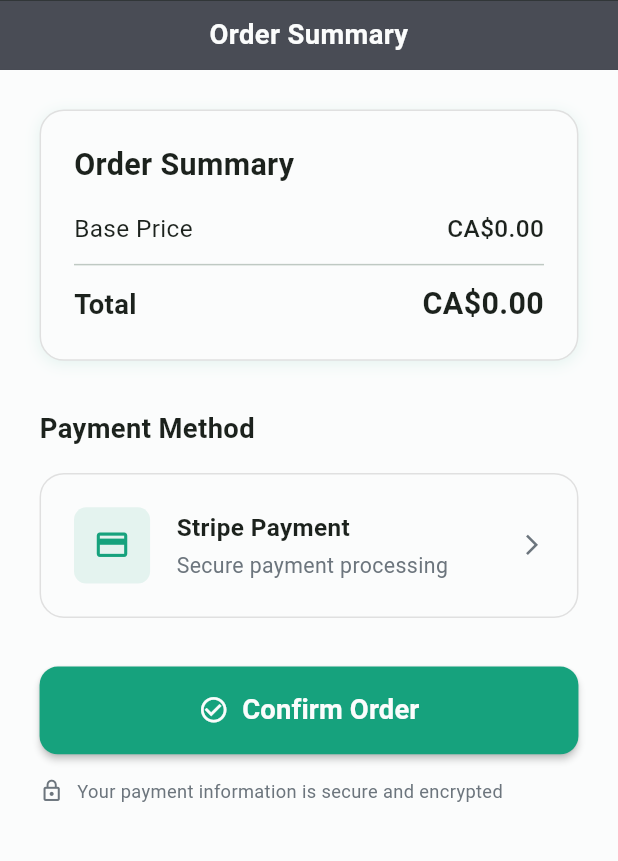
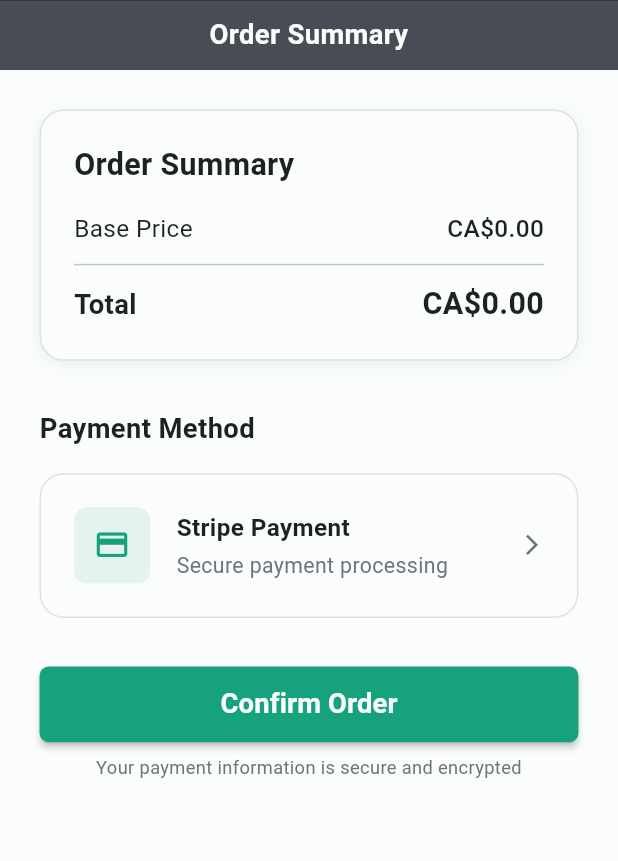
Before and after one commit to devmhsagar/realtog, a Flutter app: the OrderSummaryPage screen opened by its route, on a phone screen of 412 x 824 dp, the part 105-966 px from its top. Run offline on Flutter 3.47's test engine with Material 3 defaults, Android fonts, the phone set to English and light mode, and no system bars; our stand-ins replace dio, flutter_riverpod, flutter_screenutil, flutter_secure_storage, fpdart, go_router and 2 more; accounts and stored records are empty.

Commit message:
Adapted order summary design

```diff
--- a/lib/pages/order_summary/order_summary_page.dart
+++ b/lib/pages/order_summary/order_summary_page.dart
@@ -124,9 +124,7 @@ class _PaymentPageState extends ConsumerState<OrderSummaryPage> {
   @override
   Widget build(BuildContext context) {
     return Scaffold(
-      appBar: const ReusableAppBar(
-        title: 'Order Summary',
-      ),
+      appBar: const ReusableAppBar(title: 'Order Summary'),
       body: SafeArea(
         child: SingleChildScrollView(
           padding: EdgeInsets.all(24.w),
@@ -161,7 +159,10 @@ class _PaymentPageState extends ConsumerState<OrderSummaryPage> {
                       ),
                     ),
                     SizedBox(height: 16.h),
-                    _buildSummaryRow('Base Price', 'CA\$${widget.basePrice.toStringAsFixed(2)}'),
+                    _buildSummaryRow(
+                      'Base Price',
+                      'CA\$${widget.basePrice.toStringAsFixed(2)}',
+                    ),
                     if (widget.hasDecluttering) ...[
                       SizedBox(height: 8.h),
                       _buildSummaryRow(
@@ -253,9 +254,9 @@ class _PaymentPageState extends ConsumerState<OrderSummaryPage> {
                   style: ElevatedButton.styleFrom(
                     backgroundColor: AppColors.primary,
                     foregroundColor: AppColors.textLight,
-                    padding: EdgeInsets.symmetric(vertical: 16.h),
+                    padding: EdgeInsets.symmetric(vertical: 12.h),
                     shape: RoundedRectangleBorder(
-                      borderRadius: BorderRadius.circular(12.r),
+                      borderRadius: BorderRadius.circular(6.r),
                     ),
                     elevation: 2,
                     disabledBackgroundColor: AppColors.primary.withValues(
@@ -273,42 +274,27 @@ class _PaymentPageState extends ConsumerState<OrderSummaryPage> {
                             ),
                           ),
                         )
-                      : Row(
-                          mainAxisAlignment: MainAxisAlignment.center,
-                          children: [
-                            Icon(Icons.check_circle_outline, size: 20.sp),
-                            SizedBox(width: 8.w),
-                            Text(
+                      : Text(
                           'Confirm Order',
                           style: TextStyle(
                             fontSize: 18.sp,
                             fontWeight: FontWeight.w600,
                           ),
                         ),
-                          ],
                 ),
               ),
-              ),
-              SizedBox(height: 16.h),
+              SizedBox(height: 8.h),
               // Security Note
-              Row(
-                children: [
-                  Icon(
-                    Icons.lock_outline,
-                    size: 16.sp,
-                    color: AppColors.textSecondary,
-                  ),
-                  SizedBox(width: 8.w),
-                  Expanded(
+              SizedBox(
+                width: double.infinity,
                 child: Text(
                   'Your payment information is secure and encrypted',
+                  textAlign: TextAlign.center,
                   style: TextStyle(
                     fontSize: 12.sp,
                     color: AppColors.textSecondary,
                   ),
                 ),
-                  ),
-                ],
               ),
             ],
           ),
--- a/lib/pages/pricing/pricing_page.dart
+++ b/lib/pages/pricing/pricing_page.dart
@@ -285,9 +285,9 @@ class _PricingPageState extends ConsumerState<PricingPage> {
                       style: ElevatedButton.styleFrom(
                         backgroundColor: AppColors.primary,
                         foregroundColor: AppColors.textLight,
-                        padding: EdgeInsets.symmetric(vertical: 14.h),
+                        padding: EdgeInsets.symmetric(vertical: 12.h),
                         shape: RoundedRectangleBorder(
-                          borderRadius: BorderRadius.circular(12.r),
+                          borderRadius: BorderRadius.circular(6.r),
                         ),
                         elevation: 2,
                       ),
--- a/lib/pages/select_images/select_images_page.dart
+++ b/lib/pages/select_images/select_images_page.dart
@@ -319,9 +319,9 @@ class _SelectImagesPageState extends ConsumerState<SelectImagesPage> {
                   style: ElevatedButton.styleFrom(
                     backgroundColor: AppColors.primary,
                     foregroundColor: AppColors.textLight,
-                    padding: EdgeInsets.symmetric(vertical: 14.h),
+                    padding: EdgeInsets.symmetric(vertical: 12.h),
                     shape: RoundedRectangleBorder(
-                      borderRadius: BorderRadius.circular(12.r),
+                      borderRadius: BorderRadius.circular(6.r),
                     ),
                     elevation: 2,
                   ),
```
Lines whose indentation alone changed are shown as unchanged.
